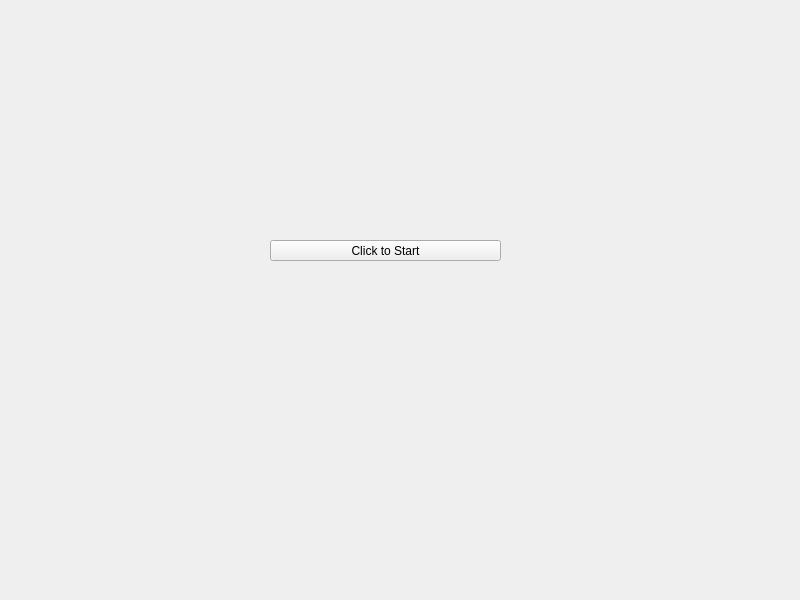
fatmazayrek/Multi-threading_and_IPC_with_Qt5, file Thread Synchronization/2.QMutex with Shared Value/widget.ui: the form before one commit.
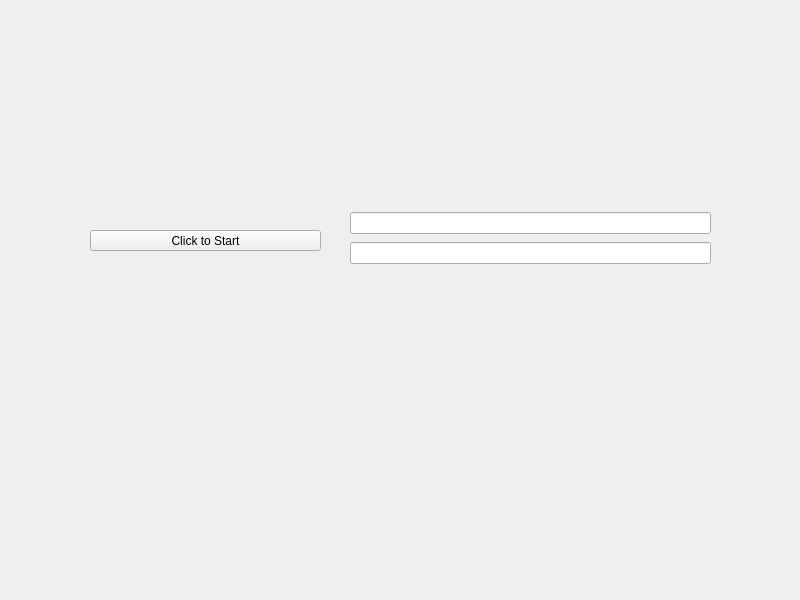
The form after the commit.

The edit to the form file:
```diff
--- a/Thread Synchronization/2.QMutex with Shared Value/widget.ui
+++ b/Thread Synchronization/2.QMutex with Shared Value/widget.ui
@@ -16,8 +16,8 @@
   <widget class="QPushButton" name="start">
    <property name="geometry">
     <rect>
-     <x>270</x>
-     <y>240</y>
+     <x>90</x>
+     <y>230</y>
      <width>231</width>
      <height>21</height>
     </rect>
@@ -26,6 +26,24 @@
     <string>Click to Start</string>
    </property>
   </widget>
+  <widget class="QWidget" name="">
+   <property name="geometry">
+    <rect>
+     <x>350</x>
+     <y>210</y>
+     <width>361</width>
+     <height>57</height>
+    </rect>
+   </property>
+   <layout class="QVBoxLayout" name="verticalLayout">
+    <item>
+     <widget class="QLineEdit" name="lineEdit"/>
+    </item>
+    <item>
+     <widget class="QLineEdit" name="lineEdit_2"/>
+    </item>
+   </layout>
+  </widget>
  </widget>
  <resources/>
  <connections/>
```
